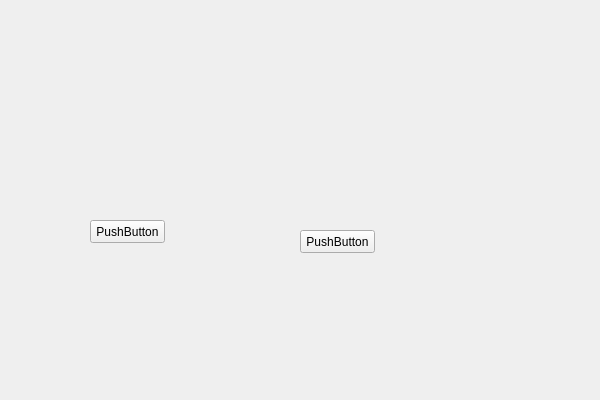
First picture: the form in src/FormModelSlice.ui, repository Aiopr-bits/MAVES, before the edit.
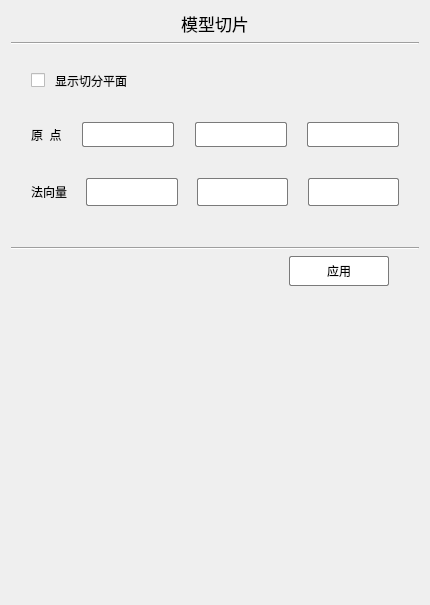
Second picture: the form after the edit.

Commit message: feat:"模型切片"子页面UI设计

What changed in the file:
```diff
--- a/src/FormModelSlice.ui
+++ b/src/FormModelSlice.ui
@@ -6,39 +6,579 @@
    <rect>
     <x>0</x>
     <y>0</y>
-    <width>600</width>
-    <height>400</height>
+    <width>430</width>
+    <height>605</height>
    </rect>
   </property>
   <property name="windowTitle">
    <string>ModelSlice</string>
   </property>
-  <widget class="QPushButton" name="pushButton">
-   <property name="geometry">
-    <rect>
-     <x>90</x>
-     <y>220</y>
-     <width>75</width>
-     <height>23</height>
-    </rect>
-   </property>
-   <property name="text">
-    <string>PushButton</string>
-   </property>
-  </widget>
-  <widget class="QPushButton" name="pushButton_2">
-   <property name="geometry">
-    <rect>
-     <x>300</x>
-     <y>230</y>
-     <width>75</width>
-     <height>23</height>
-    </rect>
-   </property>
-   <property name="text">
-    <string>PushButton</string>
-   </property>
-  </widget>
+  <layout class="QGridLayout" name="gridLayout">
+   <item row="0" column="0">
+    <layout class="QVBoxLayout" name="verticalLayout">
+     <item>
+      <widget class="QLabel" name="label">
+       <property name="font">
+        <font>
+         <pointsize>13</pointsize>
+        </font>
+       </property>
+       <property name="text">
+        <string>模型切片</string>
+       </property>
+       <property name="alignment">
+        <set>Qt::AlignCenter</set>
+       </property>
+      </widget>
+     </item>
+     <item>
+      <widget class="Line" name="line">
+       <property name="orientation">
+        <enum>Qt::Horizontal</enum>
+       </property>
+      </widget>
+     </item>
+     <item>
+      <spacer name="verticalSpacer">
+       <property name="orientation">
+        <enum>Qt::Vertical</enum>
+       </property>
+       <property name="sizeType">
+        <enum>QSizePolicy::Fixed</enum>
+       </property>
+       <property name="sizeHint" stdset="0">
+        <size>
+         <width>20</width>
+         <height>20</height>
+        </size>
+       </property>
+      </spacer>
+     </item>
+     <item>
+      <layout class="QHBoxLayout" name="horizontalLayout_5">
+       <item>
+        <spacer name="horizontalSpacer_19">
+         <property name="orientation">
+          <enum>Qt::Horizontal</enum>
+         </property>
+         <property name="sizeType">
+          <enum>QSizePolicy::Fixed</enum>
+         </property>
+         <property name="sizeHint" stdset="0">
+          <size>
+           <width>20</width>
+           <height>20</height>
+          </size>
+         </property>
+        </spacer>
+       </item>
+       <item>
+        <widget class="QCheckBox" name="checkBox">
+         <property name="focusPolicy">
+          <enum>Qt::NoFocus</enum>
+         </property>
+         <property name="styleSheet">
+          <string notr="true">QCheckBox { 
+    spacing: 10px; 
+}
+
+</string>
+         </property>
+         <property name="text">
+          <string>显示切分平面</string>
+         </property>
+        </widget>
+       </item>
+       <item>
+        <spacer name="horizontalSpacer_18">
+         <property name="orientation">
+          <enum>Qt::Horizontal</enum>
+         </property>
+         <property name="sizeHint" stdset="0">
+          <size>
+           <width>40</width>
+           <height>20</height>
+          </size>
+         </property>
+        </spacer>
+       </item>
+      </layout>
+     </item>
+     <item>
+      <spacer name="verticalSpacer_2">
+       <property name="orientation">
+        <enum>Qt::Vertical</enum>
+       </property>
+       <property name="sizeType">
+        <enum>QSizePolicy::Fixed</enum>
+       </property>
+       <property name="sizeHint" stdset="0">
+        <size>
+         <width>20</width>
+         <height>25</height>
+        </size>
+       </property>
+      </spacer>
+     </item>
+     <item>
+      <layout class="QHBoxLayout" name="horizontalLayout">
+       <item>
+        <spacer name="horizontalSpacer">
+         <property name="orientation">
+          <enum>Qt::Horizontal</enum>
+         </property>
+         <property name="sizeType">
+          <enum>QSizePolicy::Fixed</enum>
+         </property>
+         <property name="sizeHint" stdset="0">
+          <size>
+           <width>20</width>
+           <height>20</height>
+          </size>
+         </property>
+        </spacer>
+       </item>
+       <item>
+        <widget class="QLabel" name="label_2">
+         <property name="text">
+          <string>原  点</string>
+         </property>
+        </widget>
+       </item>
+       <item>
+        <spacer name="horizontalSpacer_2">
+         <property name="orientation">
+          <enum>Qt::Horizontal</enum>
+         </property>
+         <property name="sizeHint" stdset="0">
+          <size>
+           <width>40</width>
+           <height>20</height>
+          </size>
+         </property>
+        </spacer>
+       </item>
+       <item>
+        <widget class="QLineEdit" name="lineEdit">
+         <property name="minimumSize">
+          <size>
+           <width>0</width>
+           <height>25</height>
+          </size>
+         </property>
+         <property name="maximumSize">
+          <size>
+           <width>16777215</width>
+           <height>25</height>
+          </size>
+         </property>
+         <property name="styleSheet">
+          <string notr="true">QLineEdit {
+    background-color: rgb(255, 255, 255); /* 背景色 */
+    border: 1px solid rgb(122, 122, 122); /* 边框色 */
+    border-radius: 2px; /* 圆角边框 */
+    padding: 5px; /* 内边距 */
+}
+
+QLineEdit:hover {
+    border: 1px solid rgb(23, 23, 23); 
+}</string>
+         </property>
+        </widget>
+       </item>
+       <item>
+        <spacer name="horizontalSpacer_3">
+         <property name="orientation">
+          <enum>Qt::Horizontal</enum>
+         </property>
+         <property name="sizeHint" stdset="0">
+          <size>
+           <width>40</width>
+           <height>20</height>
+          </size>
+         </property>
+        </spacer>
+       </item>
+       <item>
+        <widget class="QLineEdit" name="lineEdit_2">
+         <property name="minimumSize">
+          <size>
+           <width>0</width>
+           <height>25</height>
+          </size>
+         </property>
+         <property name="maximumSize">
+          <size>
+           <width>16777215</width>
+           <height>25</height>
+          </size>
+         </property>
+         <property name="styleSheet">
+          <string notr="true">QLineEdit {
+    background-color: rgb(255, 255, 255); /* 背景色 */
+    border: 1px solid rgb(122, 122, 122); /* 边框色 */
+    border-radius: 2px; /* 圆角边框 */
+    padding: 5px; /* 内边距 */
+}
+
+QLineEdit:hover {
+    border: 1px solid rgb(23, 23, 23); 
+}</string>
+         </property>
+        </widget>
+       </item>
+       <item>
+        <spacer name="horizontalSpacer_4">
+         <property name="orientation">
+          <enum>Qt::Horizontal</enum>
+         </property>
+         <property name="sizeHint" stdset="0">
+          <size>
+           <width>40</width>
+           <height>20</height>
+          </size>
+         </property>
+        </spacer>
+       </item>
+       <item>
+        <widget class="QLineEdit" name="lineEdit_3">
+         <property name="minimumSize">
+          <size>
+           <width>0</width>
+           <height>25</height>
+          </size>
+         </property>
+         <property name="maximumSize">
+          <size>
+           <width>16777215</width>
+           <height>25</height>
+          </size>
+         </property>
+         <property name="styleSheet">
+          <string notr="true">QLineEdit {
+    background-color: rgb(255, 255, 255); /* 背景色 */
+    border: 1px solid rgb(122, 122, 122); /* 边框色 */
+    border-radius: 2px; /* 圆角边框 */
+    padding: 5px; /* 内边距 */
+}
+
+QLineEdit:hover {
+    border: 1px solid rgb(23, 23, 23); 
+}</string>
+         </property>
+        </widget>
+       </item>
+       <item>
+        <spacer name="horizontalSpacer_5">
+         <property name="orientation">
+          <enum>Qt::Horizontal</enum>
+         </property>
+         <property name="sizeType">
+          <enum>QSizePolicy::Fixed</enum>
+         </property>
+         <property name="sizeHint" stdset="0">
+          <size>
+           <width>20</width>
+           <height>20</height>
+          </size>
+         </property>
+        </spacer>
+       </item>
+      </layout>
+     </item>
+     <item>
+      <spacer name="verticalSpacer_3">
+       <property name="orientation">
+        <enum>Qt::Vertical</enum>
+       </property>
+       <property name="sizeType">
+        <enum>QSizePolicy::Fixed</enum>
+       </property>
+       <property name="sizeHint" stdset="0">
+        <size>
+         <width>20</width>
+         <height>25</height>
+        </size>
+       </property>
+      </spacer>
+     </item>
+     <item>
+      <layout class="QHBoxLayout" name="horizontalLayout_2">
+       <item>
+        <spacer name="horizontalSpacer_6">
+         <property name="orientation">
+          <enum>Qt::Horizontal</enum>
+         </property>
+         <property name="sizeType">
+          <enum>QSizePolicy::Fixed</enum>
+         </property>
+         <property name="sizeHint" stdset="0">
+          <size>
+           <width>20</width>
+           <height>20</height>
+          </size>
+         </property>
+        </spacer>
+       </item>
+       <item>
+        <widget class="QLabel" name="label_3">
+         <property name="text">
+          <string>法向量</string>
+         </property>
+        </widget>
+       </item>
+       <item>
+        <spacer name="horizontalSpacer_7">
+         <property name="orientation">
+          <enum>Qt::Horizontal</enum>
+         </property>
+         <property name="sizeHint" stdset="0">
+          <size>
+           <width>40</width>
+           <height>20</height>
+          </size>
+         </property>
+        </spacer>
+       </item>
+       <item>
+        <widget class="QLineEdit" name="lineEdit_4">
+         <property name="sizePolicy">
+          <sizepolicy hsizetype="Expanding" vsizetype="Fixed">
+           <horstretch>0</horstretch>
+           <verstretch>25</verstretch>
+          </sizepolicy>
+         </property>
+         <property name="minimumSize">
+          <size>
+           <width>0</width>
+           <height>25</height>
+          </size>
+         </property>
+         <property name="styleSheet">
+          <string notr="true">QLineEdit {
+    background-color: rgb(255, 255, 255); /* 背景色 */
+    border: 1px solid rgb(122, 122, 122); /* 边框色 */
+    border-radius: 2px; /* 圆角边框 */
+    padding: 5px; /* 内边距 */
+}
+
+QLineEdit:hover {
+    border: 1px solid rgb(23, 23, 23); 
+}</string>
+         </property>
+        </widget>
+       </item>
+       <item>
+        <spacer name="horizontalSpacer_8">
+         <property name="orientation">
+          <enum>Qt::Horizontal</enum>
+         </property>
+         <property name="sizeHint" stdset="0">
+          <size>
+           <width>40</width>
+           <height>20</height>
+          </size>
+         </property>
+        </spacer>
+       </item>
+       <item>
+        <widget class="QLineEdit" name="lineEdit_5">
+         <property name="sizePolicy">
+          <sizepolicy hsizetype="Expanding" vsizetype="Fixed">
+           <horstretch>0</horstretch>
+           <verstretch>25</verstretch>
+          </sizepolicy>
+         </property>
+         <property name="minimumSize">
+          <size>
+           <width>0</width>
+           <height>25</height>
+          </size>
+         </property>
+         <property name="styleSheet">
+          <string notr="true">QLineEdit {
+    background-color: rgb(255, 255, 255); /* 背景色 */
+    border: 1px solid rgb(122, 122, 122); /* 边框色 */
+    border-radius: 2px; /* 圆角边框 */
+    padding: 5px; /* 内边距 */
+}
+
+QLineEdit:hover {
+    border: 1px solid rgb(23, 23, 23); 
+}</string>
+         </property>
+        </widget>
+       </item>
+       <item>
+        <spacer name="horizontalSpacer_9">
+         <property name="orientation">
+          <enum>Qt::Horizontal</enum>
+         </property>
+         <property name="sizeHint" stdset="0">
+          <size>
+           <width>40</width>
+           <height>20</height>
+          </size>
+         </property>
+        </spacer>
+       </item>
+       <item>
+        <widget class="QLineEdit" name="lineEdit_6">
+         <property name="sizePolicy">
+          <sizepolicy hsizetype="Expanding" vsizetype="Fixed">
+           <horstretch>0</horstretch>
+           <verstretch>25</verstretch>
+          </sizepolicy>
+         </property>
+         <property name="minimumSize">
+          <size>
+           <width>0</width>
+           <height>25</height>
+          </size>
+         </property>
+         <property name="styleSheet">
+          <string notr="true">QLineEdit {
+    background-color: rgb(255, 255, 255); /* 背景色 */
+    border: 1px solid rgb(122, 122, 122); /* 边框色 */
+    border-radius: 2px; /* 圆角边框 */
+    padding: 5px; /* 内边距 */
+}
+
+QLineEdit:hover {
+    border: 1px solid rgb(23, 23, 23); 
+}</string>
+         </property>
+        </widget>
+       </item>
+       <item>
+        <spacer name="horizontalSpacer_10">
+         <property name="orientation">
+          <enum>Qt::Horizontal</enum>
+         </property>
+         <property name="sizeType">
+          <enum>QSizePolicy::Fixed</enum>
+         </property>
+         <property name="sizeHint" stdset="0">
+          <size>
+           <width>20</width>
+           <height>20</height>
+          </size>
+         </property>
+        </spacer>
+       </item>
+      </layout>
+     </item>
+     <item>
+      <spacer name="verticalSpacer_4">
+       <property name="orientation">
+        <enum>Qt::Vertical</enum>
+       </property>
+       <property name="sizeType">
+        <enum>QSizePolicy::Fixed</enum>
+       </property>
+       <property name="sizeHint" stdset="0">
+        <size>
+         <width>20</width>
+         <height>35</height>
+        </size>
+       </property>
+      </spacer>
+     </item>
+     <item>
+      <widget class="Line" name="line_2">
+       <property name="orientation">
+        <enum>Qt::Horizontal</enum>
+       </property>
+      </widget>
+     </item>
+     <item>
+      <layout class="QHBoxLayout" name="horizontalLayout_4">
+       <item>
+        <spacer name="horizontalSpacer_16">
+         <property name="orientation">
+          <enum>Qt::Horizontal</enum>
+         </property>
+         <property name="sizeHint" stdset="0">
+          <size>
+           <width>40</width>
+           <height>20</height>
+          </size>
+         </property>
+        </spacer>
+       </item>
+       <item>
+        <widget class="QPushButton" name="pushButton">
+         <property name="minimumSize">
+          <size>
+           <width>100</width>
+           <height>30</height>
+          </size>
+         </property>
+         <property name="maximumSize">
+          <size>
+           <width>100</width>
+           <height>30</height>
+          </size>
+         </property>
+         <property name="focusPolicy">
+          <enum>Qt::NoFocus</enum>
+         </property>
+         <property name="styleSheet">
+          <string notr="true">QPushButton {
+    background-color: rgb(255, 255, 255); /* 背景色 */
+    border: 1px solid rgb(122, 122, 122); /* 边框色 */
+    border-radius: 2px; /* 圆润边框 */
+}
+
+
+QPushButton:hover {
+    background-color: rgb(242, 242, 242); /* 鼠标悬浮背景色 */
+}
+
+QPushButton:pressed {
+    background-color: rgb(235, 235, 235); /* 鼠标点击背景色 */
+}
+</string>
+         </property>
+         <property name="text">
+          <string>应用</string>
+         </property>
+        </widget>
+       </item>
+       <item>
+        <spacer name="horizontalSpacer_17">
+         <property name="orientation">
+          <enum>Qt::Horizontal</enum>
+         </property>
+         <property name="sizeType">
+          <enum>QSizePolicy::Fixed</enum>
+         </property>
+         <property name="sizeHint" stdset="0">
+          <size>
+           <width>30</width>
+           <height>20</height>
+          </size>
+         </property>
+        </spacer>
+       </item>
+      </layout>
+     </item>
+     <item>
+      <spacer name="verticalSpacer_5">
+       <property name="orientation">
+        <enum>Qt::Vertical</enum>
+       </property>
+       <property name="sizeHint" stdset="0">
+        <size>
+         <width>20</width>
+         <height>40</height>
+        </size>
+       </property>
+      </spacer>
+     </item>
+    </layout>
+   </item>
+  </layout>
  </widget>
  <layoutdefault spacing="6" margin="11"/>
  <resources/>
```
Left out of the diff: 6 changed lines with no effect on the pictures. The commit also changes 2 other files.
